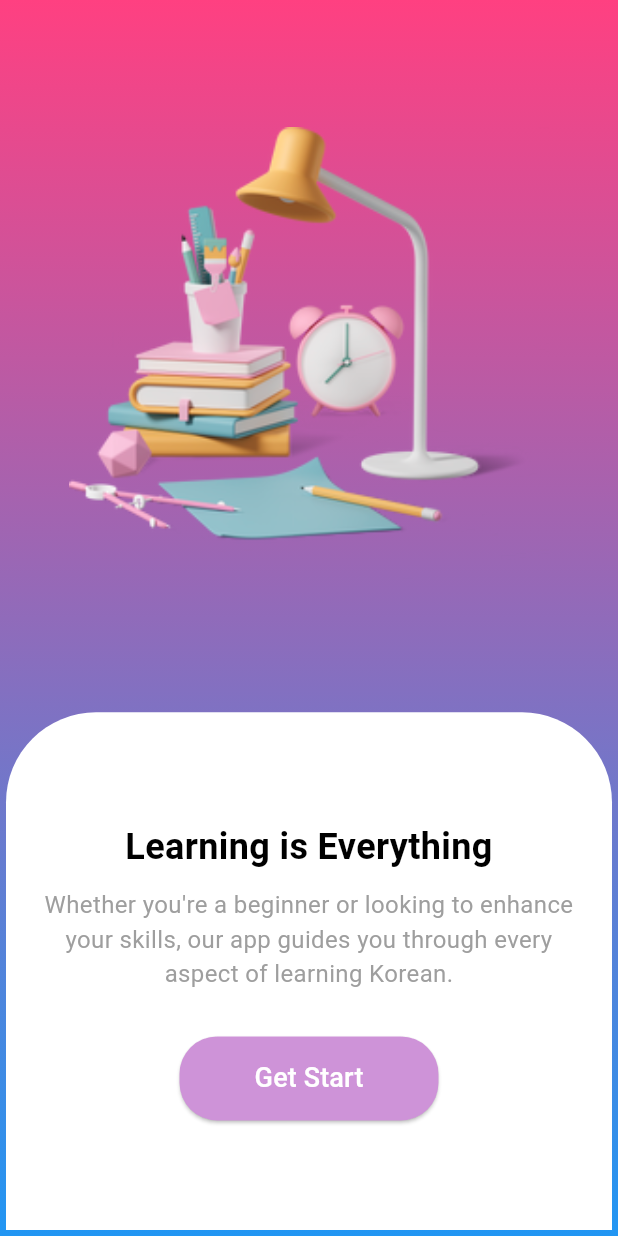
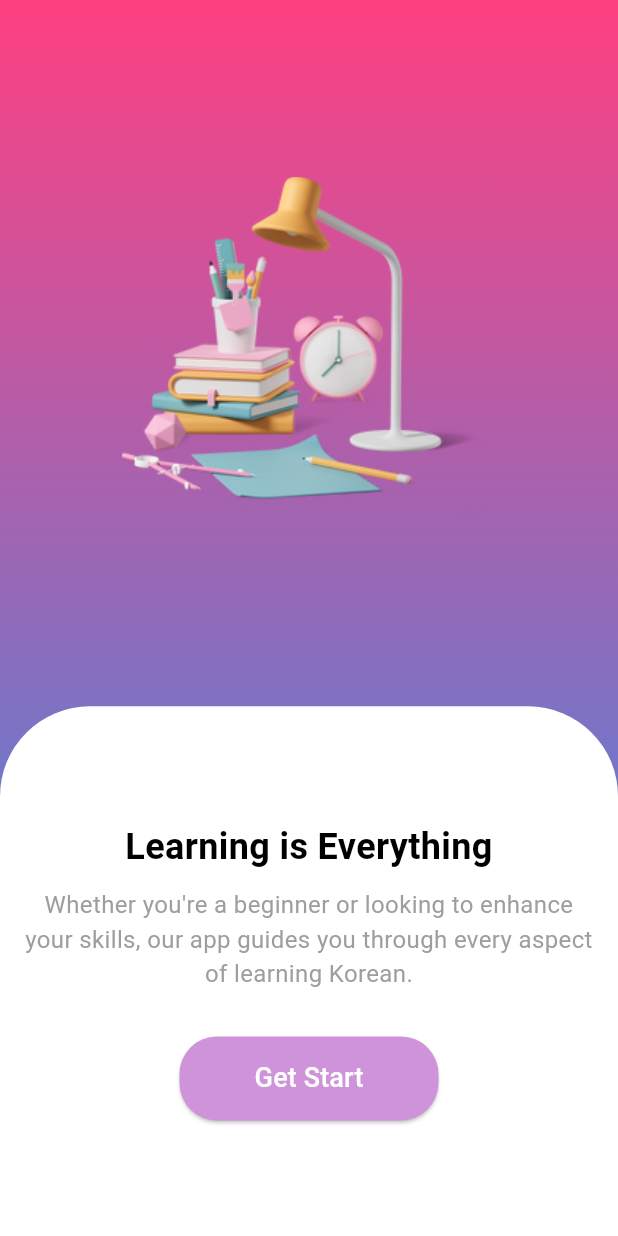
Before and after one commit to nouramer725/Code_Alpha-Language-Learning-Application, a Flutter app: the screen it shows after launch, on a phone screen of 412 x 824 dp. Run offline on Flutter 3.47's test engine with Material 3 defaults, Android fonts, the phone set to English and light mode, and no system bars; our stand-ins replace audioplayers, shared_preferences.

Commit message:
Update Welcome

```diff
--- a/lib/Screens/Welcome_Screen.dart
+++ b/lib/Screens/Welcome_Screen.dart
@@ -34,7 +34,7 @@ class WelcomeScreen extends StatelessWidget {
                   child: Image.asset(
                     'assets/images/books.png', // Your image path here
                     fit: BoxFit.cover,
-                    width: 320,
+                    width: 250,
                   ),
                 ),
               ),
@@ -42,8 +42,6 @@ class WelcomeScreen extends StatelessWidget {
             // Text Section
             Expanded(
               flex: 3,
-              child: Padding(
-                padding: const EdgeInsets.all(4.0),
                 child: Container(
                   decoration: const BoxDecoration(
                     color: Colors.white,
@@ -107,7 +105,6 @@ class WelcomeScreen extends StatelessWidget {
                       ],
                     ),
                   ),
-                ),
               ),
             ),
           ],
```
